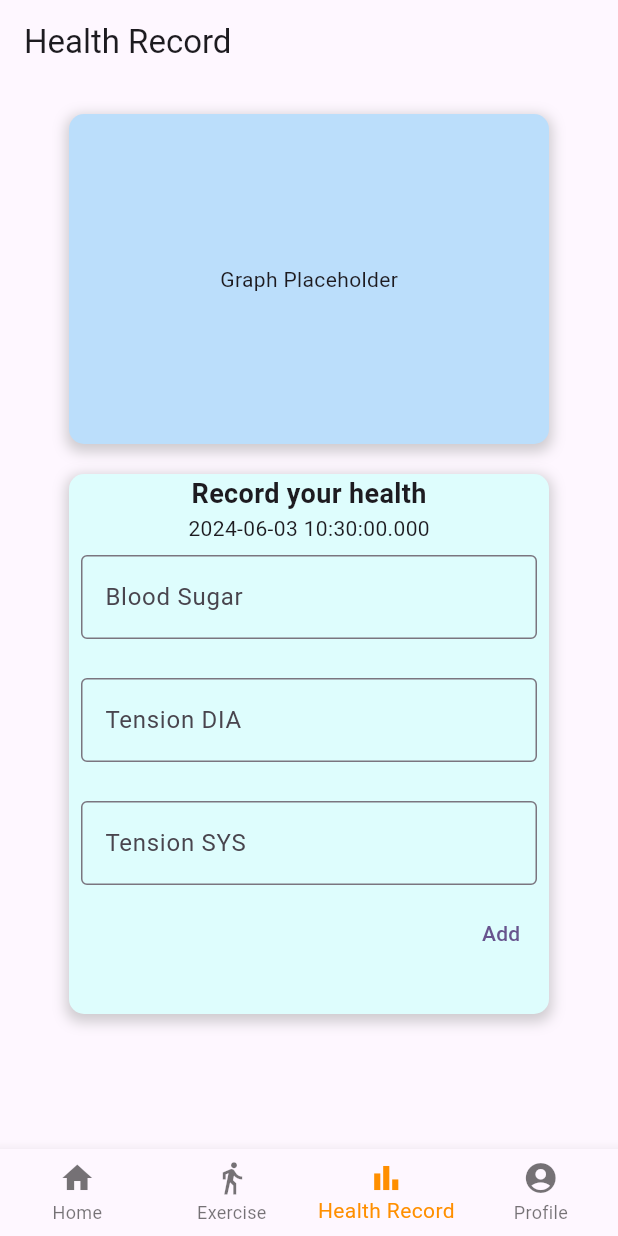
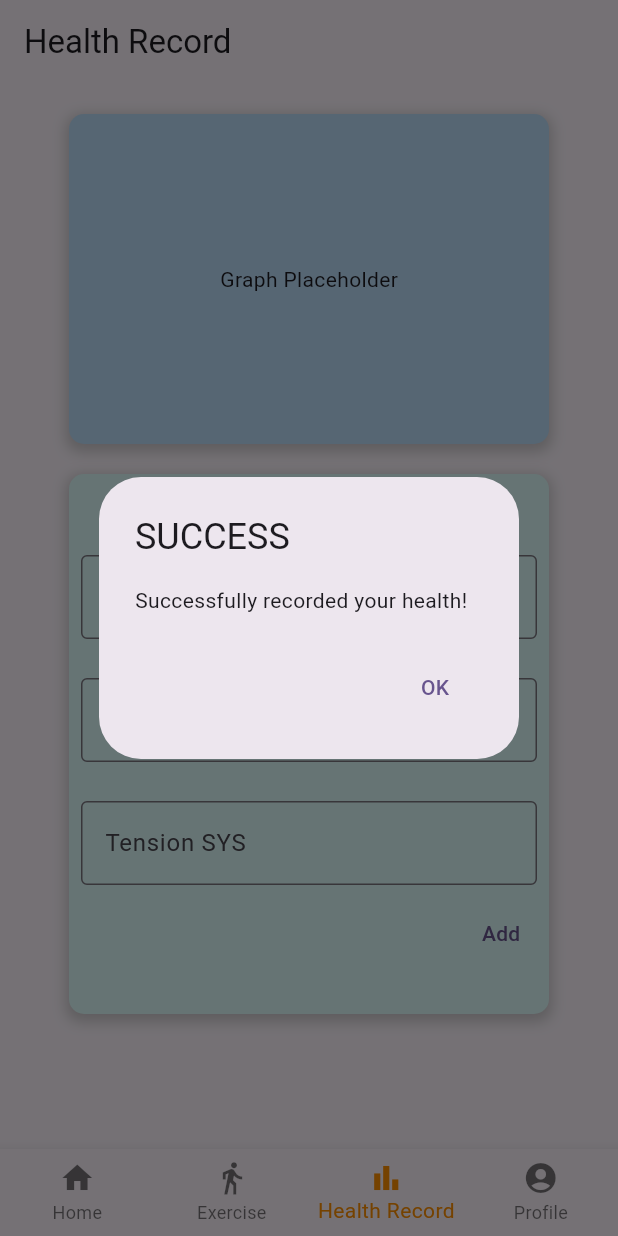
Before and after one commit to Alffaza/SWOLE-app, a Flutter app: the screen it shows after launch, item 3 of the bottom bar chosen, after a tap on "Add", on a phone screen of 412 x 824 dp. Run offline on Flutter 3.47's test engine with Material 3 defaults, Android fonts, the phone set to English and light mode, and no system bars; our stand-ins replace cloud_firestore, firebase_core; accounts and stored records are empty.

Commit message:
feat: add dialogue for form send success

```diff
--- a/lib/pages/health_record.dart
+++ b/lib/pages/health_record.dart
@@ -100,7 +100,6 @@ class _HealthRecordPageState extends State<HealthRecordPage> {
                           decimal: true,
                           signed: false,
                         ),
-                        inputFormatters: decimalInputFormatter,
                         controller: controllerBloodSugar,
                         decoration: const InputDecoration(
                             labelText: 'Blood Sugar',
@@ -116,7 +115,6 @@ class _HealthRecordPageState extends State<HealthRecordPage> {
                           decimal: true,
                           signed: false,
                         ),
-                        inputFormatters: decimalInputFormatter,
                         controller: controllerTensionDIA,
                         decoration: const InputDecoration(
                             labelText: 'Tension DIA',
@@ -132,7 +130,6 @@ class _HealthRecordPageState extends State<HealthRecordPage> {
                           decimal: true,
                           signed: false,
                         ),
-                        inputFormatters: decimalInputFormatter,
                         controller: controllerTensionSYS,
                         decoration: const InputDecoration(
                             labelText: 'Tension SYS',
@@ -154,21 +151,35 @@ class _HealthRecordPageState extends State<HealthRecordPage> {
                               };
 
                               if(controllerBloodSugar.text != '') {
-                                newRecord['blood_sugar'] = int.parse(controllerBloodSugar.text);
+                                newRecord['blood_sugar'] = double.parse(controllerBloodSugar.text);
                                 controllerBloodSugar.clear();
                               }
 
                               if(controllerTensionDIA.text != '') {
-                                newRecord['tension_DIA'] = int.parse(controllerTensionDIA.text);
+                                newRecord['tension_DIA'] = double.parse(controllerTensionDIA.text);
                                 controllerTensionDIA.clear();
                               }
 
                               if(controllerTensionSYS.text != '') {
-                                newRecord['tension_SYS'] = int.parse(controllerTensionSYS.text);
+                                newRecord['tension_SYS'] = double.parse(controllerTensionSYS.text);
                                 controllerTensionSYS.clear();
                               }
 
                               healthRecordService.addHealthRecord(newRecord);
+                              showDialog<String>(
+                                  context: context,
+                                  builder: (BuildContext context) =>
+                                  AlertDialog(
+                                    title: const Text('SUCCESS'),
+                                    content: const Text('Successfully recorded your health!'),
+                                    actions: <Widget>[
+                                      TextButton(
+                                        onPressed: () => Navigator.pop(context, 'OK'),
+                                        child: const Text('OK'),
+                                      ),
+                                    ],
+                                  )
+                              );
                             },
                             child: const Text('Add'),
                           )
@@ -179,50 +190,6 @@ class _HealthRecordPageState extends State<HealthRecordPage> {
                   ]
                 ),
               ),
-
-              // SizedBox(
-              //   child: StreamBuilder<QuerySnapshot>(
-              //       stream: HealthRecordService().getUserHealthRecord(),
-              //       builder: (context, snapshot) {
-              //         if (snapshot.hasData) {
-              //           List recordList = snapshot.data!.docs;
-              //           for (var n in recordList
-              //               //           }
-              //               //           print(recordList.length);
-              //               //           return
-              //               //             SizedBox(
-              //               //               height: 200.0,
-              //               //               child: ListView.builder(
-              //               //                   itemCount: recordList.length,
-              //               //                   itemBuilder: (context, index) {
-              //               //                     DocumentSnapshot document = recordList[index];
-              //               //                     String docId = document.id;
-              //               //
-              //               //                     Map<String, dynamic> data =
-              //               //                     document.data() as Map<String, dynamic>;
-              //               //
-              //               //                     String noteText = data['blood_sugar'].toString();
-              //               //
-              //               //                     return
-              //               //                       ListTile(
-              //               //                         title: Text(noteText),
-              //               //                         trailing:
-              //               //                         IconButton(
-              //               //                           iconSize: 20,
-              //               //                           onPressed: () {
-              //               //
-              //               //                           },
-              //               //                           icon: Icon(Icons.delete),
-              //               //                         ),
-              //               //                       );
-              //               //                   }),
-              //               //             );
-              //               //         } else {
-              //               //           return const Text("Notes not found");
-              //               //         }
-              //               //       }),
-              //               // )){
-              //             print(n['blood_sugar']);
             ],
           ),
         ),
```
